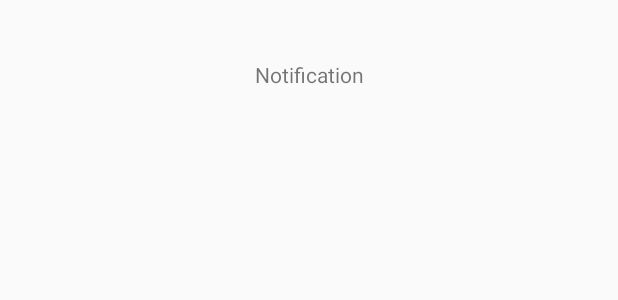
After one commit to Jacksonciek/UAS-Mobile-Application-Programming-Empat-Cina, an Android app: the layout fragment_notification.xml on its own in the app's theme, with its tools: preview values and no code run, on a phone screen of 412 x 824 dp. The commit adds this screen. Shown: the top 300 px of the screen. Run offline under Robolectric (Android 15) with nearby library versions, the phone set to English and light mode, and no system bars.

Commit message:
add notification

```diff
--- /dev/null
+++ b/app/src/main/res/layout/fragment_notification.xml
@@ -0,0 +1,38 @@
+<?xml version="1.0" encoding="utf-8"?>
+<LinearLayout xmlns:android="http://schemas.android.com/apk/res/android"
+    xmlns:tools="http://schemas.android.com/tools"
+    android:layout_width="match_parent"
+    android:layout_height="match_parent"
+    android:orientation="vertical"
+    tools:context=".notification">
+
+
+    <LinearLayout
+        android:layout_width="match_parent"
+        android:layout_height="wrap_content"
+        android:orientation="horizontal"
+        android:padding="10dp"
+    >
+
+
+
+        <TextView
+            android:layout_width="match_parent"
+            android:layout_height="match_parent"
+            android:textAlignment="center"
+            android:layout_marginTop="30dp"
+            android:text="Notification" />
+
+    </LinearLayout>
+
+
+    <!-- TODO: Update blank fragment layout -->
+    <ScrollView
+        android:layout_width="match_parent"
+        android:layout_height="wrap_content">
+
+
+    </ScrollView>
+
+
+</LinearLayout>
```
Also changed, not shown: app/src/main/java/com/example/uts_empat_cina_map/OrderFragment.kt (+10 -0 lines), app/src/main/java/com/example/uts_empat_cina_map/notification.kt (added, +59 -0 lines).
